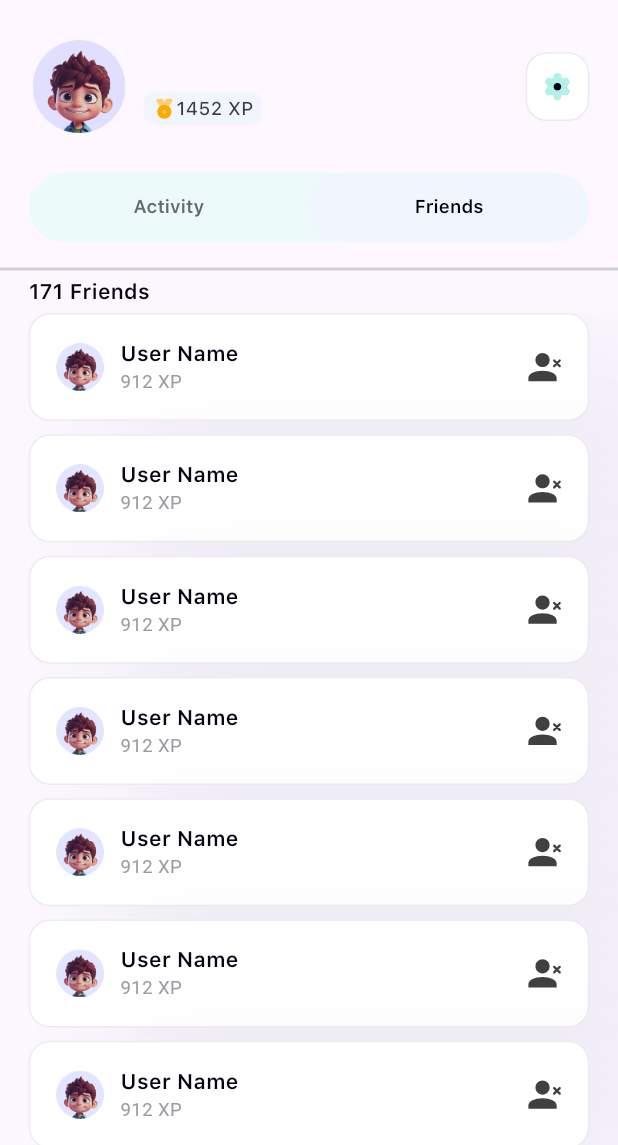
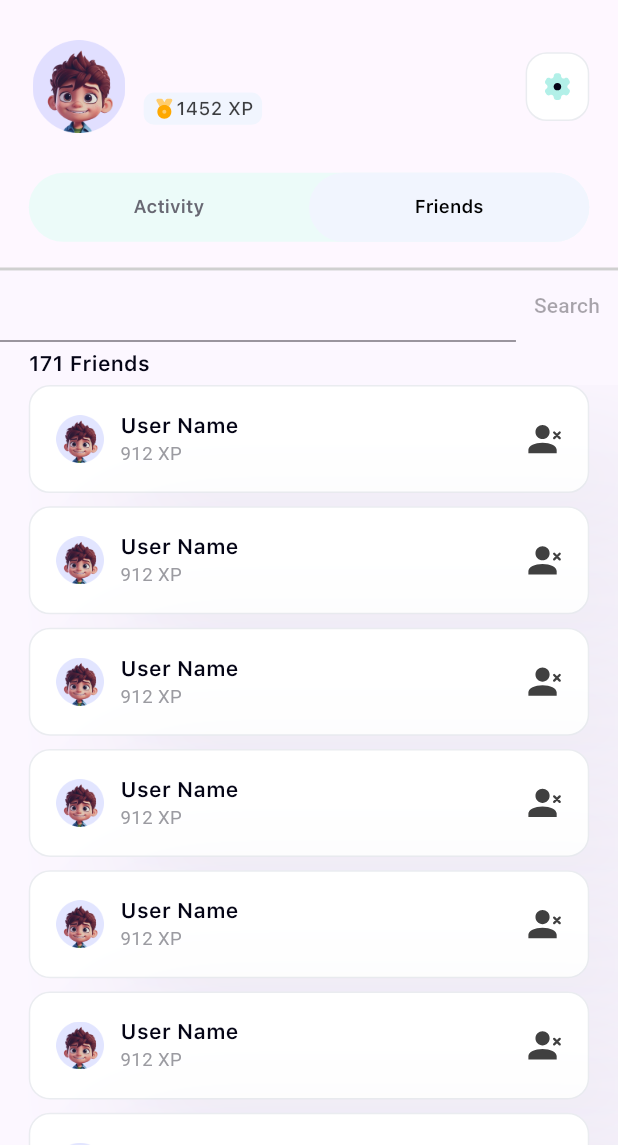
Before and after one commit to DGdon123/Habit-Tracker, a Flutter app: the ProfilePage screen opened directly, tab 2 chosen, on a phone screen of 412 x 824 dp, the part 91-1236 px from its top. Run offline on Flutter 3.47's test engine with Material 3 defaults, Android fonts, the phone set to English and light mode, and no system bars; our stand-ins replace audioplayers, calendar_date_picker2, cloud_firestore, easy_localization, firebase_auth, firebase_core and 12 more; missing offline and left inert: app_usage, background_locator_2, custom_date_range_picker, day_night_time_picker, flutter_facebook_auth, location_permissions; accounts and stored records are empty; Roboto replaces fonts that are missing (SF Pro Text); project files that could hold a hidden picture were left out.

Commit message:
Profile: Friend searching filed added

```diff
--- a/lib/pages/screens/profile.dart
+++ b/lib/pages/screens/profile.dart
@@ -11,6 +11,8 @@ import 'package:habit_tracker/pages/screens/settings/settings.dart';
 import 'package:habit_tracker/utils/colors.dart';
 import 'package:habit_tracker/utils/icons.dart';
 import 'package:habit_tracker/utils/images.dart';
+
+import '../friend_searched_page/friend_searched_page.dart';
 
 class ProfilePage extends StatefulWidget {
   const ProfilePage({super.key});
@@ -29,7 +31,7 @@ class ProfilePageState extends State<ProfilePage>
 
   final List<Widget> _pages = [
     const ActivityPage(),
-    const FriendsPageTab(),
+    FriendsPageTab(),
   ];
 
   @override
@@ -59,7 +61,7 @@ class ProfilePageState extends State<ProfilePage>
                           Navigator.push(
                               context,
                               MaterialPageRoute(
-                                  builder: (context) =>  HomePage()));
+                                  builder: (context) => HomePage()));
                         },
                         child: SizedBox(
                           height: 28.h,
@@ -247,8 +249,15 @@ class ProfilePageState extends State<ProfilePage>
   }
 }
 
-class FriendsPageTab extends StatelessWidget {
+class FriendsPageTab extends StatefulWidget {
   const FriendsPageTab({super.key});
+
+  @override
+  State<FriendsPageTab> createState() => _FriendsPageTabState();
+}
+
+class _FriendsPageTabState extends State<FriendsPageTab> {
+  String searchText = "";
 
   @override
   Widget build(BuildContext context) {
@@ -256,6 +265,27 @@ class FriendsPageTab extends StatelessWidget {
       backgroundColor: AppColors.primaryColor.withOpacity(0.15),
       body: Column(
         children: [
+          Row(
+            children: [
+              // searching friends based on their name
+              Expanded(child: TextField(
+                onChanged: (value) {
+                  setState(() {
+                    searchText = value;
+                  });
+                },
+              )),
+              TextButton(
+                onPressed: searchText.isEmpty
+                    ? null
+                    : () {
+                        Navigator.of(context).push(MaterialPageRoute(
+                            builder: (context) => const FriendSearchedPage()));
+                      },
+                child: const Text("Search"),
+              ),
+            ],
+          ),
           SizedBox(
             height: 5.h,
           ),
--- a/lib/services/device_screen_time_services.dart
+++ b/lib/services/device_screen_time_services.dart
@@ -15,6 +15,7 @@ class DeviceScreenTimeServices {
 
       for (var info in infoList) {
         usageDuration += info.usage;
+
         debugPrint("App: ${info.packageName}, Usage: ${info.usage}");
       }
 
```
Also changed, not shown: lib/pages/friend_searched_page/friend_searched_page.dart (added, +12 -0 lines), 1 other file.
